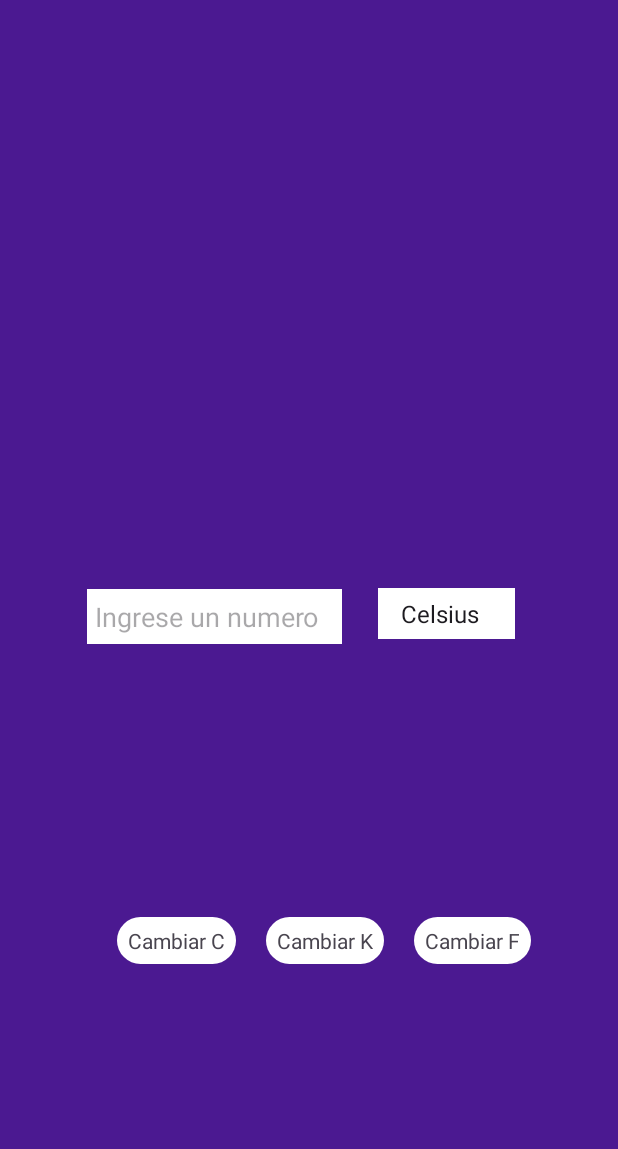
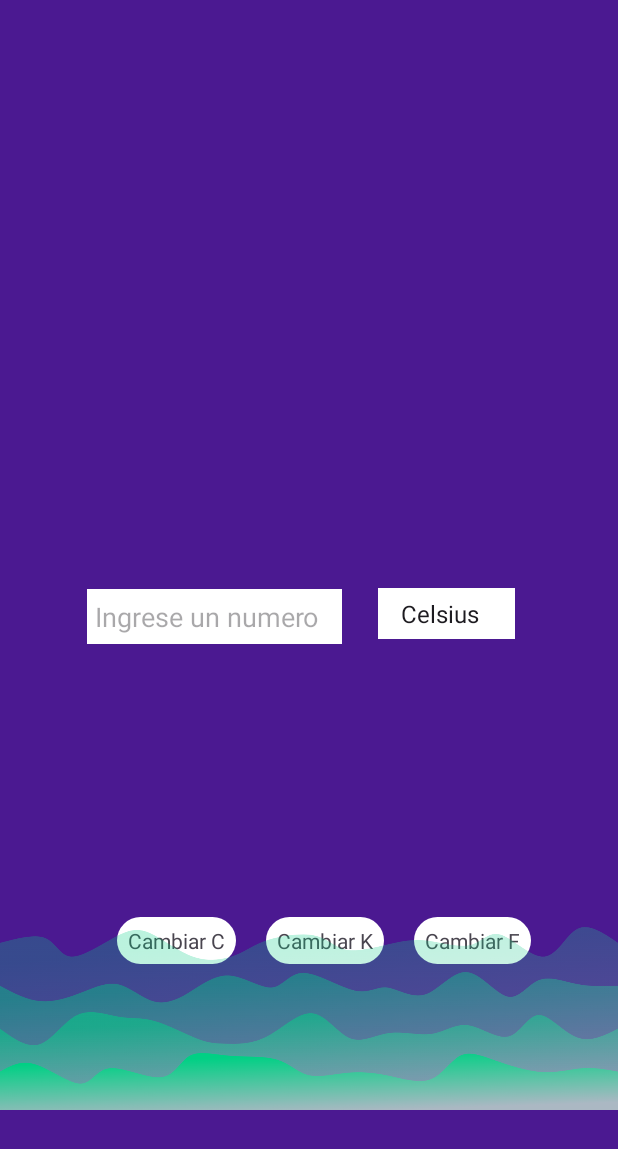
Before and after one commit to Soa2212/Android_Conversion, an Android app: the screen it shows after launch (MainActivity), on a phone screen of 412 x 824 dp. Shown: the top 1149 px of the screen. Run offline under Robolectric (Android 15) with nearby library versions, the phone set to English and light mode, and no system bars.

Commit message:
Wave added

```diff
--- a/app/src/main/res/layout/activity_main.xml
+++ b/app/src/main/res/layout/activity_main.xml
@@ -6,6 +6,7 @@
     android:layout_height="match_parent"
     tools:context=".MainActivity"
     android:background="@color/morado">
+
 
     <EditText
         android:id="@+id/editTextNumero"
@@ -44,6 +45,7 @@
         app:layout_constraintVertical_bias="0.486" />
 
     <LinearLayout
+        android:id="@+id/layoutbttm"
         android:layout_width="wrap_content"
         android:layout_height="wrap_content"
         app:layout_constraintTop_toBottomOf="@+id/editTextNumero"
@@ -88,4 +90,15 @@
             android:text="Cambiar F" />
     </LinearLayout>
 
+    <ImageView
+        android:layout_width="wrap_content"
+        android:layout_height="wrap_content"
+        android:layout_marginTop="364dp"
+        android:src="@drawable/bg"
+        app:layout_constraintEnd_toEndOf="parent"
+        app:layout_constraintHorizontal_bias="0.0"
+        app:layout_constraintStart_toStartOf="parent"
+        app:layout_constraintTop_toTopOf="parent" />
+
+
 </androidx.constraintlayout.widget.ConstraintLayout>
```
Also changed, not shown: app/src/main/res/drawable/bg.png (added).
